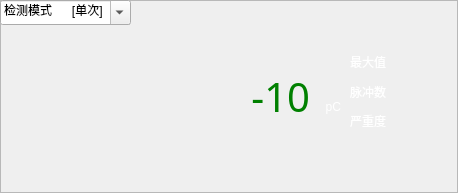
The window that Gui/Function/hfctwidget.ui (rpdhunter/swbox) describes before a commit, drawn with Qt 5.
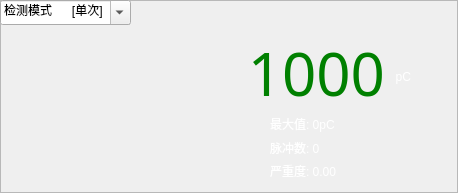
The same window after the commit.

What changed in the file:
```diff
--- a/Gui/Function/hfctwidget.ui
+++ b/Gui/Function/hfctwidget.ui
@@ -32,13 +32,16 @@
   <widget class="QWidget" name="layoutWidget1">
    <property name="geometry">
     <rect>
-     <x>350</x>
-     <y>50</y>
-     <width>102</width>
-     <height>83</height>
+     <x>270</x>
+     <y>112</y>
+     <width>141</width>
+     <height>71</height>
     </rect>
    </property>
    <layout class="QVBoxLayout" name="verticalLayout_2">
+    <property name="spacing">
+     <number>0</number>
+    </property>
     <item>
      <widget class="QLabel" name="label_max">
       <property name="minimumSize">
@@ -51,7 +54,7 @@
        <string notr="true">QLabel {color:white;}</string>
       </property>
       <property name="text">
-       <string>最大值</string>
+       <string>最大值: 0pC</string>
       </property>
      </widget>
     </item>
@@ -61,7 +64,7 @@
        <string notr="true">QLabel {color:white;}</string>
       </property>
       <property name="text">
-       <string>脉冲数</string>
+       <string>脉冲数: 0</string>
       </property>
      </widget>
     </item>
@@ -71,7 +74,7 @@
        <string notr="true">QLabel {color:white;}</string>
       </property>
       <property name="text">
-       <string>严重度</string>
+       <string>严重度: 0.00</string>
       </property>
      </widget>
     </item>
@@ -80,13 +83,13 @@
   <widget class="QWidget" name="layoutWidget">
    <property name="geometry">
     <rect>
-     <x>220</x>
-     <y>60</y>
-     <width>121</width>
-     <height>72</height>
+     <x>240</x>
+     <y>30</y>
+     <width>171</width>
+     <height>85</height>
     </rect>
    </property>
-   <layout class="QHBoxLayout" name="horizontalLayout">
+   <layout class="QHBoxLayout" name="horizontalLayout" stretch="1,0">
     <item>
      <widget class="QLabel" name="label_val">
       <property name="minimumSize">
@@ -97,10 +100,10 @@
       </property>
       <property name="styleSheet">
        <string notr="true">QLabel {font-family:WenQuanYi Micro Hei;font-size:
-40px;color:green}</string>
+60px;color:green}</string>
       </property>
       <property name="text">
-       <string notr="true">  -10</string>
+       <string notr="true"> 1000</string>
       </property>
       <property name="alignment">
        <set>Qt::AlignRight|Qt::AlignTrailing|Qt::AlignVCenter</set>
```
Left out of the diff: 12 changed lines with no effect on the pictures.
